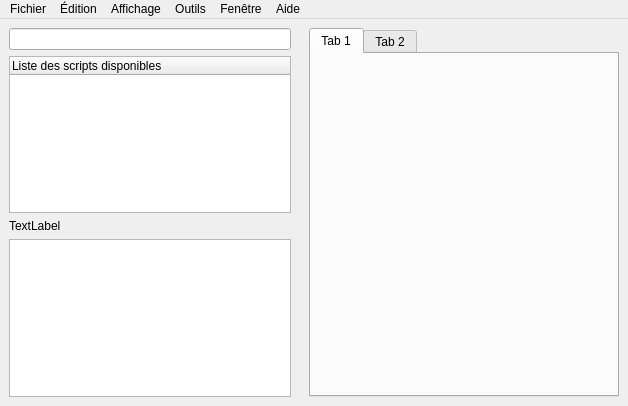
Before: the Qt Designer form ui/main_window.ui in Vikikoz/Kgis, drawn with Qt 5.
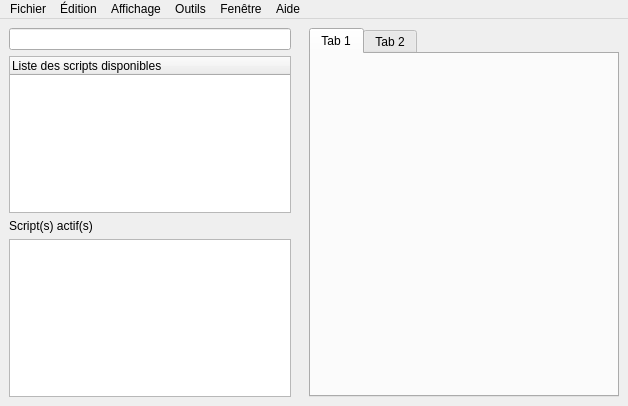
After: the same form once the commit is applied.

Commit message: Nouvelle version avec l'ajout du lancement des scripts maison

```diff
--- a/ui/main_window.ui
+++ b/ui/main_window.ui
@@ -97,7 +97,7 @@
            <item>
             <widget class="QLabel" name="label">
              <property name="text">
-              <string>TextLabel</string>
+              <string>Script(s) actif(s)</string>
              </property>
             </widget>
            </item>
```
The commit also changes 2 other files.
